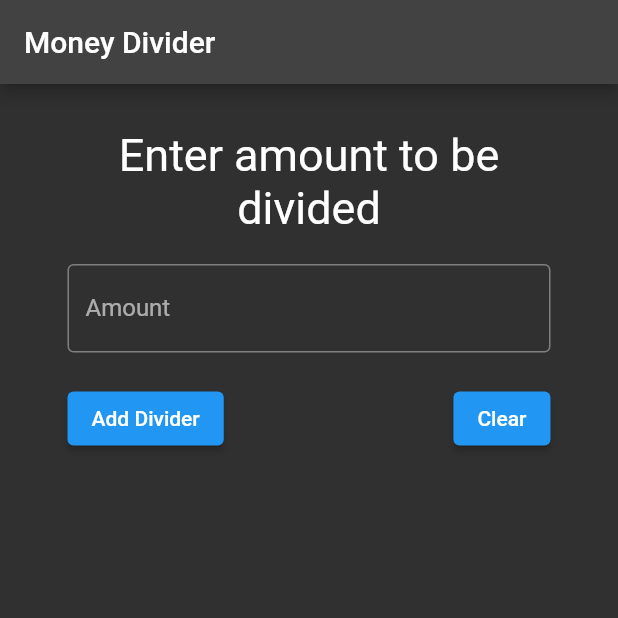
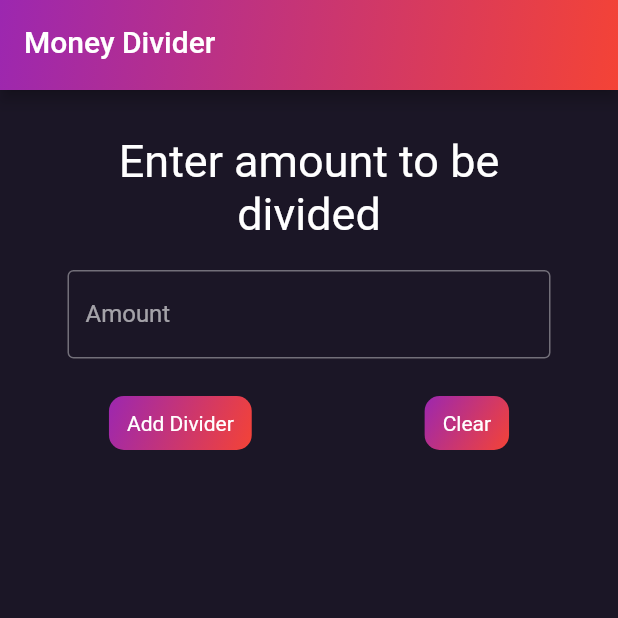
Before and after one commit to Markeryy/Money-Divider, a Flutter app: the screen it shows after launch, on a phone screen of 412 x 824 dp, the top half of it. Run offline on Flutter 3.47's test engine with Material 2 defaults, Android fonts, the light colour scheme and no system bars.

Commit message:
update: update ui

```diff
--- a/money_divider/lib/main.dart
+++ b/money_divider/lib/main.dart
@@ -1,6 +1,8 @@
 import 'package:flutter/material.dart';
 
+// widgets
 import './widgets/get_amount.dart'; // main widget
+import 'widgets/gradient_appbar.dart';
 
 void main() {
   runApp(const MyApp());
@@ -25,7 +27,8 @@ class HomeScreen extends StatelessWidget {
   @override
   Widget build(BuildContext context) {
     return Scaffold(
-      appBar: AppBar(title: const Text('Money Divider'),),
+      backgroundColor: const Color.fromRGBO(27, 22, 38, 1),
+      appBar: const GradientAppBar(),
       body: GetAmount(),
     );
   }
--- a/money_divider/lib/widgets/get_amount.dart
+++ b/money_divider/lib/widgets/get_amount.dart
@@ -127,10 +127,29 @@ class _GetAmountState extends State<GetAmount> {
   }
 
   Widget w_addDividerButton() {
-    return ElevatedButton(
-      child: const Text('Save Divider'),
-      onPressed: () {
+    return InkWell(
 
+      child: Container(
+        decoration: BoxDecoration(
+          gradient: // display different gradient
+            const LinearGradient(
+              colors: [Colors.red, Colors.purple],
+              begin: Alignment.bottomRight,
+              end: Alignment.topLeft
+            ),
+          borderRadius: BorderRadius.circular(10),
+        ),
+        alignment: Alignment.center,
+        padding: const EdgeInsets.symmetric(vertical: 10, horizontal: 12),
+        child: const Text(
+          'Save Divider',
+          style: TextStyle(
+            fontSize: 14,
+          ),
+        ),
+      ),
+
+      onTap: () {
         // check first if divider form is validated
         if (_formKey.currentState!.validate()) {
 
@@ -149,15 +168,32 @@ class _GetAmountState extends State<GetAmount> {
             Navigator.pop(context); // remove the sheet after adding
           });
         }
-
       },
     );
   }
 
   Widget w_clearDividerButton() {
-    return ElevatedButton(
-      child: const Text('Clear'),
-      onPressed: () {
+    return InkWell(
+      child: Container(
+        decoration: BoxDecoration(
+          gradient: // display different gradient
+            const LinearGradient(
+              colors: [Colors.red, Colors.purple],
+              begin: Alignment.bottomRight,
+              end: Alignment.topLeft
+            ),
+          borderRadius: BorderRadius.circular(10),
+        ),
+        alignment: Alignment.center,
+        padding: const EdgeInsets.symmetric(vertical: 10, horizontal: 12),
+        child: const Text(
+          'Clear',
+          style: TextStyle(
+            fontSize: 14,
+          ),
+        ),
+      ),
+      onTap: () {
         setState(() {
           currentPercentTotal = 0;
           moneyDividerList.clear(); // clear the percentage
@@ -170,10 +206,29 @@ class _GetAmountState extends State<GetAmount> {
   }
 
   Widget showAddDivider() {
-    return ElevatedButton(
-      child: const Text('Add Divider'),
-      onPressed: () {
+    return InkWell(
 
+      child: Container(
+        decoration: BoxDecoration(
+          gradient: // display different gradient
+            const LinearGradient(
+              colors: [Colors.red, Colors.purple],
+              begin: Alignment.bottomRight,
+              end: Alignment.topLeft
+            ),
+          borderRadius: BorderRadius.circular(10),
+        ),
+        alignment: Alignment.center,
+        padding: const EdgeInsets.symmetric(vertical: 10, horizontal: 12),
+        child: const Text(
+          'Add Divider',
+          style: TextStyle(
+            fontSize: 14,
+          ),
+        ),
+      ),
+
+      onTap: () {
         // check first if amount is validated
         if (_amountFormKey.currentState!.validate()) {
 
@@ -199,18 +254,37 @@ class _GetAmountState extends State<GetAmount> {
 
                   // ADD BUTTON
                   Container(
-                    padding: const EdgeInsets.symmetric(vertical: 10, horizontal: 30),
+                    padding: const EdgeInsets.symmetric(vertical: 10),
                     child: Row(
-                      mainAxisAlignment: MainAxisAlignment.spaceBetween,
+                      mainAxisAlignment: MainAxisAlignment.spaceAround,
                       children: [
 
                         // SAVE DIVIDER BUTTON
                         w_addDividerButton(),
 
                         // CLOSE BUTTON
-                        ElevatedButton(
-                          child: const Text('Close'),
-                          onPressed: () {
+                        InkWell(
+                          child: Container(
+                            decoration: BoxDecoration(
+                              gradient: // display different gradient
+                                const LinearGradient(
+                                  colors: [Colors.red, Colors.purple],
+                                  begin: Alignment.bottomRight,
+                                  end: Alignment.topLeft
+                                ),
+                              borderRadius: BorderRadius.circular(10),
+                            ),
+                            alignment: Alignment.center,
+                            padding: const EdgeInsets.symmetric(vertical: 10, horizontal: 12),
+                            child: const Text(
+                              'Close',
+                              style: TextStyle(
+                                fontSize: 14,
+                              ),
+                            ),
+                          ),
+
+                          onTap: () {
                             Navigator.pop(context);
                           },
                         ),
@@ -259,9 +333,9 @@ class _GetAmountState extends State<GetAmount> {
 
               // ROW OF BUTTONS
               Container(
-                padding: const EdgeInsets.symmetric(vertical: 10, horizontal: 30),
+                padding: const EdgeInsets.symmetric(vertical: 15),
                 child: Row(
-                  mainAxisAlignment: MainAxisAlignment.spaceBetween,
+                  mainAxisAlignment: MainAxisAlignment.spaceAround,
                   children: [
                     showAddDivider(),
                     w_clearDividerButton(),
--- /dev/null
+++ b/money_divider/lib/widgets/gradient_appbar.dart
@@ -0,0 +1,33 @@
+import 'package:flutter/material.dart';
+
+// class for appbar widget (no search icon)
+// app bar needs preferredsize
+class GradientAppBar extends StatelessWidget implements PreferredSizeWidget {
+  const GradientAppBar({ Key? key }) : super(key: key);
+
+  // preferredsize getter
+  @override
+  Size get preferredSize => const Size.fromHeight(60);
+
+  // widget build method
+  // takes in context
+  // returns the widget
+  @override
+  Widget build(BuildContext context) {
+
+    // APPBAR
+    return AppBar(
+      title: const Text('Money Divider'),
+      flexibleSpace: Container(
+        decoration: const BoxDecoration(
+          gradient: LinearGradient(
+            colors: [Colors.red, Colors.purple],
+            begin: Alignment.bottomRight,
+            end: Alignment.topLeft,
+          )
+        ),
+      ),
+
+    );
+  }
+}
```
